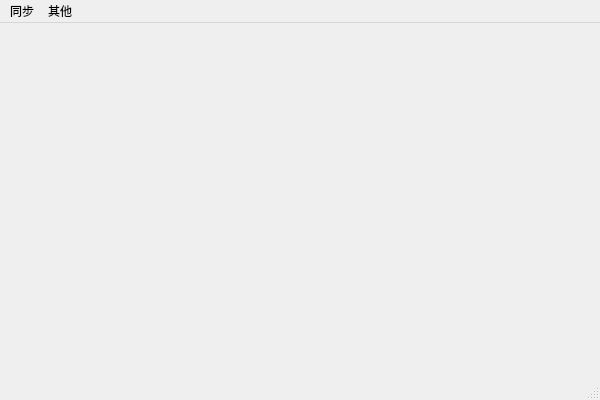
Old version of the form qt/passwordmanager.ui in the repository MQPearth/password-manager.
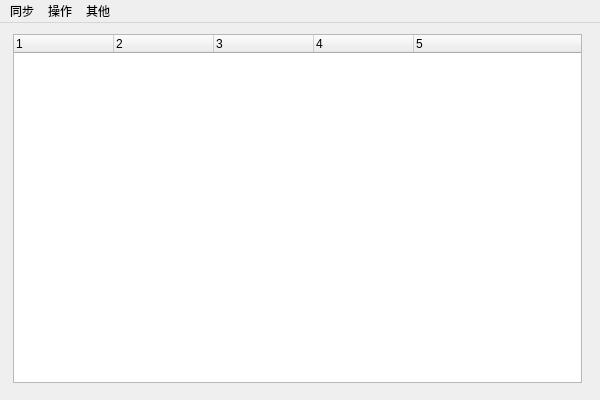
New version of the form.

Diff of the .ui file:
```diff
--- a/qt/passwordmanager.ui
+++ b/qt/passwordmanager.ui
@@ -13,7 +13,55 @@
   <property name="windowTitle">
    <string>passwordmanager</string>
   </property>
-  <widget class="QWidget" name="centralWidget"/>
+  <widget class="QWidget" name="centralWidget">
+   <widget class="QWidget" name="verticalLayoutWidget">
+    <property name="geometry">
+     <rect>
+      <x>2</x>
+      <y>0</y>
+      <width>591</width>
+      <height>371</height>
+     </rect>
+    </property>
+    <layout class="QVBoxLayout" name="verticalLayout">
+     <item>
+      <widget class="QTreeWidget" name="treeWidget">
+       <property name="columnCount">
+        <number>5</number>
+       </property>
+       <attribute name="headerVisible">
+        <bool>true</bool>
+       </attribute>
+       <column>
+        <property name="text">
+         <string notr="true">1</string>
+        </property>
+       </column>
+       <column>
+        <property name="text">
+         <string notr="true">2</string>
+        </property>
+       </column>
+       <column>
+        <property name="text">
+         <string notr="true">3</string>
+        </property>
+       </column>
+       <column>
+        <property name="text">
+         <string notr="true">4</string>
+        </property>
+       </column>
+       <column>
+        <property name="text">
+         <string notr="true">5</string>
+        </property>
+       </column>
+      </widget>
+     </item>
+    </layout>
+   </widget>
+  </widget>
   <widget class="QMenuBar" name="menuBar">
    <property name="geometry">
     <rect>
@@ -34,11 +82,18 @@
     <property name="title">
      <string>其他</string>
     </property>
+    <addaction name="actionbuild_by_thy"/>
+   </widget>
+   <widget class="QMenu" name="menu_3">
+    <property name="title">
+     <string>操作</string>
+    </property>
+    <addaction name="actionAdd"/>
    </widget>
    <addaction name="menu"/>
+   <addaction name="menu_3"/>
    <addaction name="menu_2"/>
   </widget>
-  <widget class="QStatusBar" name="statusBar"/>
   <action name="actionddd">
    <property name="text">
     <string>ddd</string>
```
Left out of the diff: 13 changed lines with no effect on the pictures.
